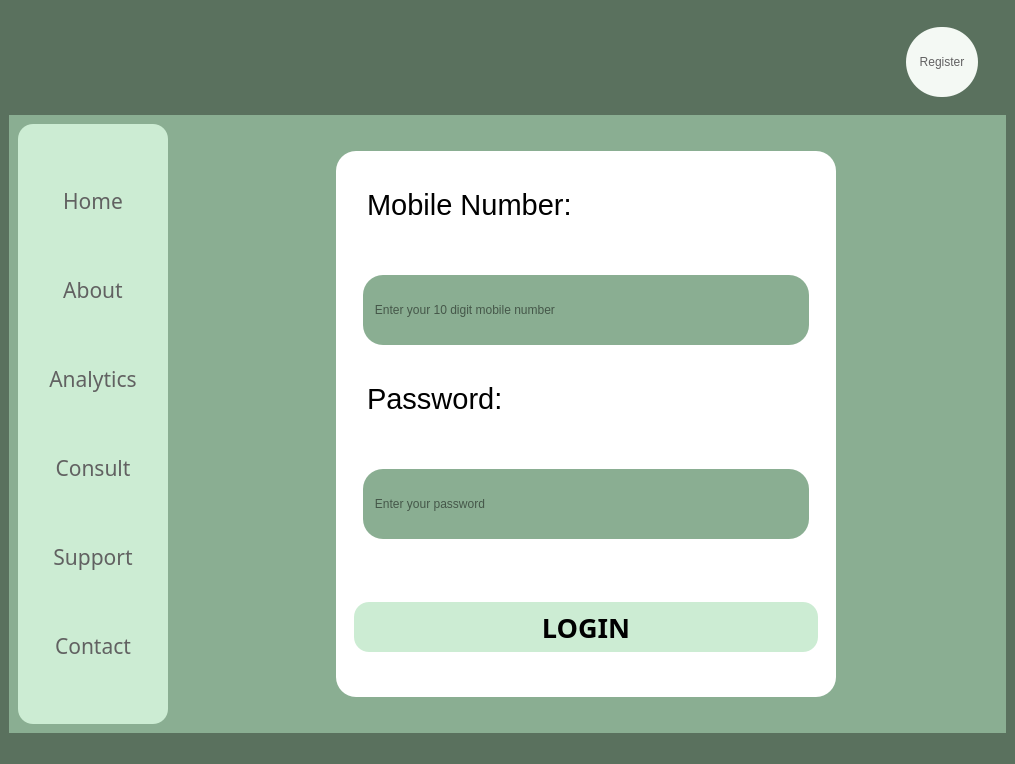
Before: the Qt Designer form Login_window.ui in srishtiigautam/restorehealth, drawn with Qt 5.
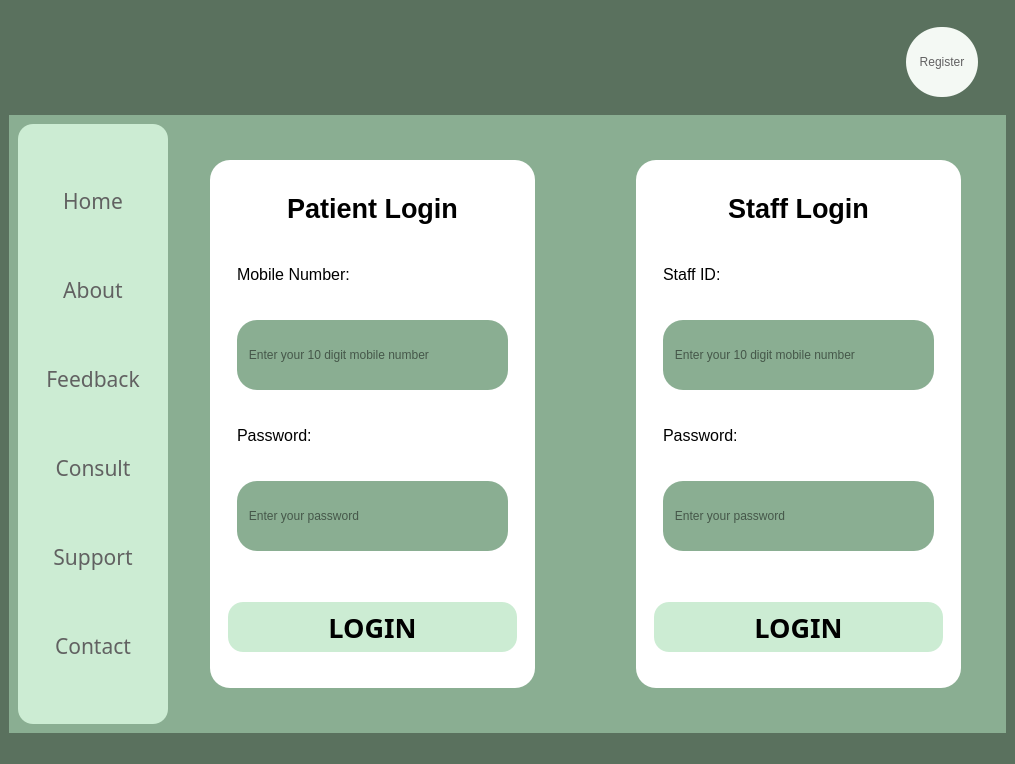
After: the same form once the commit is applied. Icons and pictures are not drawn.

Commit message: "Analytics" changed to "Feedback"

The edit to the form file:
```diff
--- a/Login_window.ui
+++ b/Login_window.ui
@@ -322,7 +322,7 @@
 </string>
             </property>
             <property name="text">
-             <string>Analytics</string>
+             <string>Feedback</string>
             </property>
            </widget>
           </item>
@@ -485,11 +485,14 @@
                 <enum>QFrame::Raised</enum>
                </property>
                <layout class="QHBoxLayout" name="horizontalLayout_5">
+                <property name="spacing">
+                 <number>40</number>
+                </property>
                 <item>
                  <widget class="QFrame" name="frame_13">
                   <property name="maximumSize">
                    <size>
-                    <width>200</width>
+                    <width>16777215</width>
                     <height>16777215</height>
                    </size>
                   </property>
@@ -502,10 +505,9 @@
                   <property name="frameShadow">
                    <enum>QFrame::Raised</enum>
                   </property>
-                 </widget>
-                </item>
+                  <layout class="QHBoxLayout" name="horizontalLayout_9">
                 <item>
-                 <widget class="QFrame" name="frame_14">
+                    <widget class="QFrame" name="frame_21">
                   <property name="minimumSize">
                    <size>
                     <width>100</width>
@@ -528,9 +530,9 @@
                   <property name="frameShadow">
                    <enum>QFrame::Raised</enum>
                   </property>
-                  <layout class="QVBoxLayout" name="verticalLayout_4">
+                     <layout class="QVBoxLayout" name="verticalLayout_16">
                    <item>
-                    <widget class="QFrame" name="frame_15">
+                       <widget class="QFrame" name="frame_22">
                      <property name="minimumSize">
                       <size>
                        <width>0</width>
@@ -552,9 +554,16 @@
                      <property name="midLineWidth">
                       <number>1</number>
                      </property>
-                     <layout class="QVBoxLayout" name="verticalLayout_5">
+                        <layout class="QVBoxLayout" name="verticalLayout_10">
                       <item>
-                       <widget class="QFrame" name="frame_20">
+                          <widget class="QLabel" name="label_2">
+                           <property name="text">
+                            <string>&lt;html&gt;&lt;head/&gt;&lt;body&gt;&lt;p align=&quot;center&quot;&gt;&lt;span style=&quot; font-size:20pt; font-weight:700;&quot;&gt;Patient Login&lt;/span&gt;&lt;/p&gt;&lt;/body&gt;&lt;/html&gt;</string>
+                           </property>
+                          </widget>
+                         </item>
+                         <item>
+                          <widget class="QFrame" name="frame_23">
                         <property name="minimumSize">
                          <size>
                           <width>0</width>
@@ -569,29 +578,339 @@
                         </property>
                         <property name="frameShadow">
                          <enum>QFrame::Raised</enum>
+                           </property>
+                           <layout class="QVBoxLayout" name="verticalLayout_12">
+                            <item>
+                             <widget class="QLabel" name="label">
+                              <property name="text">
+                               <string>&lt;html&gt;&lt;head/&gt;&lt;body&gt;&lt;p&gt;&lt;span style=&quot; font-size:12pt;&quot;&gt;Mobile Number:&lt;/span&gt;&lt;/p&gt;&lt;/body&gt;&lt;/html&gt;</string>
+                              </property>
+                             </widget>
+                            </item>
+                           </layout>
+                          </widget>
+                         </item>
+                         <item>
+                          <widget class="QFrame" name="frame_24">
+                           <property name="maximumSize">
+                            <size>
+                             <width>16777215</width>
+                             <height>100</height>
+                            </size>
+                           </property>
+                           <property name="styleSheet">
+                            <string notr="true">border:None;</string>
+                           </property>
+                           <property name="frameShape">
+                            <enum>QFrame::StyledPanel</enum>
+                           </property>
+                           <property name="frameShadow">
+                            <enum>QFrame::Raised</enum>
+                           </property>
+                           <layout class="QVBoxLayout" name="verticalLayout_13">
+                            <item alignment="Qt::AlignTop">
+                             <widget class="QLineEdit" name="mobile_entry_1">
+                              <property name="minimumSize">
+                               <size>
+                                <width>0</width>
+                                <height>70</height>
+                               </size>
+                              </property>
+                              <property name="maximumSize">
+                               <size>
+                                <width>16777215</width>
+                                <height>40</height>
+                               </size>
+                              </property>
+                              <property name="styleSheet">
+                               <string notr="true">QLineEdit{
+background-color: rgb(138, 174, 146);
+	color: rgb(0, 0, 0);
+}
+
+QLineEdit:focus{
+	background-color:rgb(204, 236, 211);
+	border: 2px solid black;
+	color: rgb(0, 0, 0);
+}</string>
+                              </property>
+                              <property name="cursorPosition">
+                               <number>0</number>
+                              </property>
+                              <property name="placeholderText">
+                               <string>   Enter your 10 digit mobile number</string>
+                              </property>
+                             </widget>
+                            </item>
+                           </layout>
+                          </widget>
+                         </item>
+                         <item>
+                          <widget class="QFrame" name="frame_25">
+                           <property name="minimumSize">
+                            <size>
+                             <width>0</width>
+                             <height>0</height>
+                            </size>
+                           </property>
+                           <property name="maximumSize">
+                            <size>
+                             <width>16777215</width>
+                             <height>16777215</height>
+                            </size>
+                           </property>
+                           <property name="styleSheet">
+                            <string notr="true">border:None;</string>
+                           </property>
+                           <property name="frameShape">
+                            <enum>QFrame::StyledPanel</enum>
+                           </property>
+                           <property name="frameShadow">
+                            <enum>QFrame::Raised</enum>
+                           </property>
+                           <layout class="QVBoxLayout" name="verticalLayout_8">
+                            <item>
+                             <widget class="QLabel" name="label_3">
+                              <property name="text">
+                               <string>&lt;html&gt;&lt;head/&gt;&lt;body&gt;&lt;p&gt;&lt;span style=&quot; font-size:12pt;&quot;&gt;Password:&lt;/span&gt;&lt;/p&gt;&lt;/body&gt;&lt;/html&gt;</string>
+                              </property>
+                             </widget>
+                            </item>
+                           </layout>
+                          </widget>
+                         </item>
+                         <item>
+                          <widget class="QFrame" name="frame_26">
+                           <property name="maximumSize">
+                            <size>
+                             <width>16777215</width>
+                             <height>100</height>
+                            </size>
+                           </property>
+                           <property name="styleSheet">
+                            <string notr="true">border:None;</string>
+                           </property>
+                           <property name="frameShape">
+                            <enum>QFrame::StyledPanel</enum>
+                           </property>
+                           <property name="frameShadow">
+                            <enum>QFrame::Raised</enum>
+                           </property>
+                           <layout class="QVBoxLayout" name="verticalLayout_14">
+                            <item alignment="Qt::AlignTop">
+                             <widget class="QLineEdit" name="password_entry_1">
+                              <property name="minimumSize">
+                               <size>
+                                <width>0</width>
+                                <height>70</height>
+                               </size>
+                              </property>
+                              <property name="maximumSize">
+                               <size>
+                                <width>16777215</width>
+                                <height>40</height>
+                               </size>
+                              </property>
+                              <property name="styleSheet">
+                               <string notr="true">QLineEdit{
+background-color: rgb(138, 174, 146);
+color:rgb(0, 0, 0);
+}
+
+QLineEdit:focus{
+	background-color:rgb(204, 236, 211);
+	border: 2px solid black;
+	color: rgb(0, 0, 0);
+}</string>
+                              </property>
+                              <property name="echoMode">
+                               <enum>QLineEdit::Password</enum>
+                              </property>
+                              <property name="placeholderText">
+                               <string>   Enter your password</string>
+                              </property>
+                             </widget>
+                            </item>
+                           </layout>
+                          </widget>
+                         </item>
+                        </layout>
+                       </widget>
+                      </item>
+                      <item>
+                       <widget class="QFrame" name="frame_27">
+                        <property name="minimumSize">
+                         <size>
+                          <width>0</width>
+                          <height>100</height>
+                         </size>
+                        </property>
+                        <property name="styleSheet">
+                         <string notr="true"/>
+                        </property>
+                        <property name="frameShape">
+                         <enum>QFrame::StyledPanel</enum>
+                        </property>
+                        <property name="frameShadow">
+                         <enum>QFrame::Raised</enum>
+                        </property>
+                        <layout class="QVBoxLayout" name="verticalLayout_15">
+                         <item>
+                          <widget class="QPushButton" name="Login_submit_button_1">
+                           <property name="minimumSize">
+                            <size>
+                             <width>0</width>
+                             <height>50</height>
+                            </size>
+                           </property>
+                           <property name="font">
+                            <font>
+                             <family>Bahnschrift Condensed</family>
+                             <pointsize>20</pointsize>
+                             <bold>true</bold>
+                            </font>
+                           </property>
+                           <property name="cursor">
+                            <cursorShape>PointingHandCursor</cursorShape>
+                           </property>
+                           <property name="styleSheet">
+                            <string notr="true">QPushButton{
+background-color: rgb(204, 236, 211);
+border-radius:15px;
+}
+
+QPushButton:hover {
+background-color: rgb(138, 174, 146);
+color: rgb(255, 255, 255);
+}
+
+QPushButton:pressed{
+background-color: rgb(255, 255, 255);
+color: rgb(97, 97, 97);
+}</string>
+                           </property>
+                           <property name="text">
+                            <string>LOGIN</string>
+                           </property>
+                          </widget>
+                         </item>
+                        </layout>
+                       </widget>
+                      </item>
+                     </layout>
+                    </widget>
+                   </item>
+                  </layout>
+                 </widget>
+                </item>
+                <item>
+                 <widget class="Line" name="line">
+                  <property name="font">
+                   <font>
+                    <bold>true</bold>
+                   </font>
+                  </property>
+                  <property name="orientation">
+                   <enum>Qt::Vertical</enum>
+                  </property>
+                 </widget>
+                </item>
+                <item>
+                 <widget class="QFrame" name="frame_12">
+                  <property name="maximumSize">
+                   <size>
+                    <width>16777215</width>
+                    <height>16777215</height>
+                   </size>
+                  </property>
+                  <property name="styleSheet">
+                   <string notr="true"/>
+                  </property>
+                  <property name="frameShape">
+                   <enum>QFrame::StyledPanel</enum>
+                  </property>
+                  <property name="frameShadow">
+                   <enum>QFrame::Raised</enum>
+                  </property>
+                  <layout class="QHBoxLayout" name="horizontalLayout_6">
+                   <item>
+                    <widget class="QFrame" name="frame_28">
+                     <property name="minimumSize">
+                      <size>
+                       <width>100</width>
+                       <height>0</height>
+                      </size>
+                     </property>
+                     <property name="maximumSize">
+                      <size>
+                       <width>500</width>
+                       <height>16777215</height>
+                      </size>
+                     </property>
+                     <property name="styleSheet">
+                      <string notr="true">background-color: rgb(255, 255, 255);
+border-radius:20px;</string>
+                     </property>
+                     <property name="frameShape">
+                      <enum>QFrame::StyledPanel</enum>
+                     </property>
+                     <property name="frameShadow">
+                      <enum>QFrame::Raised</enum>
+                     </property>
+                     <layout class="QVBoxLayout" name="verticalLayout_17">
+                      <item>
+                       <widget class="QFrame" name="frame_29">
+                        <property name="minimumSize">
+                         <size>
+                          <width>0</width>
+                          <height>400</height>
+                         </size>
+                        </property>
+                        <property name="styleSheet">
+                         <string notr="true"/>
+                        </property>
+                        <property name="frameShape">
+                         <enum>QFrame::Box</enum>
+                        </property>
+                        <property name="frameShadow">
+                         <enum>QFrame::Sunken</enum>
+                        </property>
+                        <property name="lineWidth">
+                         <number>11</number>
+                        </property>
+                        <property name="midLineWidth">
+                         <number>1</number>
                         </property>
                         <layout class="QVBoxLayout" name="verticalLayout_11">
-                         <item alignment="Qt::AlignVCenter">
-                          <widget class="QTextBrowser" name="textBrowser">
+                         <item>
+                          <widget class="QLabel" name="label_4">
+                           <property name="text">
+                            <string>&lt;html&gt;&lt;head/&gt;&lt;body&gt;&lt;p align=&quot;center&quot;&gt;&lt;span style=&quot; font-size:20pt; font-weight:700;&quot;&gt;Staff Login&lt;/span&gt;&lt;/p&gt;&lt;/body&gt;&lt;/html&gt;</string>
+                           </property>
+                          </widget>
+                         </item>
+                         <item>
+                          <widget class="QFrame" name="frame_30">
                            <property name="minimumSize">
                             <size>
                              <width>0</width>
                              <height>50</height>
                             </size>
                            </property>
-                           <property name="maximumSize">
-                            <size>
-                             <width>16777215</width>
-                             <height>60</height>
-                            </size>
+                           <property name="styleSheet">
+                            <string notr="true">border:None;</string>
                            </property>
-                           <property name="html">
-                            <string>&lt;!DOCTYPE HTML PUBLIC &quot;-//W3C//DTD HTML 4.0//EN&quot; &quot;http://www.w3.org/TR/REC-html40/strict.dtd&quot;&gt;
-&lt;html&gt;&lt;head&gt;&lt;meta name=&quot;qrichtext&quot; content=&quot;1&quot; /&gt;&lt;meta charset=&quot;utf-8&quot; /&gt;&lt;style type=&quot;text/css&quot;&gt;
-p, li { white-space: pre-wrap; }
-hr { height: 1px; border-width: 0; }
-&lt;/style&gt;&lt;/head&gt;&lt;body style=&quot; font-family:'Segoe UI'; font-size:9pt; font-weight:400; font-style:normal;&quot;&gt;
-&lt;p style=&quot; margin-top:0px; margin-bottom:0px; margin-left:0px; margin-right:0px; -qt-block-indent:0; text-indent:0px;&quot;&gt;&lt;span style=&quot; font-size:22pt;&quot;&gt;Mobile Number:&lt;/span&gt;&lt;/p&gt;&lt;/body&gt;&lt;/html&gt;</string>
+                           <property name="frameShape">
+                            <enum>QFrame::StyledPanel</enum>
+                           </property>
+                           <property name="frameShadow">
+                            <enum>QFrame::Raised</enum>
+                           </property>
+                           <layout class="QVBoxLayout" name="verticalLayout_18">
+                            <item>
+                             <widget class="QLabel" name="label_5">
+                              <property name="text">
+                               <string>&lt;html&gt;&lt;head/&gt;&lt;body&gt;&lt;p&gt;&lt;span style=&quot; font-size:12pt;&quot;&gt;Staff ID:&lt;/span&gt;&lt;/p&gt;&lt;/body&gt;&lt;/html&gt;</string>
                            </property>
                           </widget>
                          </item>
@@ -599,7 +918,7 @@
                        </widget>
                       </item>
                       <item>
-                       <widget class="QFrame" name="frame_17">
+                          <widget class="QFrame" name="frame_31">
                         <property name="maximumSize">
                          <size>
                           <width>16777215</width>
@@ -615,9 +934,9 @@
                         <property name="frameShadow">
                          <enum>QFrame::Raised</enum>
                         </property>
-                        <layout class="QVBoxLayout" name="verticalLayout_6">
+                           <layout class="QVBoxLayout" name="verticalLayout_19">
                          <item alignment="Qt::AlignTop">
-                          <widget class="QLineEdit" name="mobile_entry">
+                             <widget class="QLineEdit" name="staff_id_entry">
                            <property name="minimumSize">
                             <size>
                              <width>0</width>
@@ -654,7 +973,7 @@
                        </widget>
                       </item>
                       <item>
-                       <widget class="QFrame" name="frame_19">
+                          <widget class="QFrame" name="frame_32">
                         <property name="minimumSize">
                          <size>
                           <width>0</width>
@@ -669,109 +988,6 @@
                         </property>
                         <property name="styleSheet">
                          <string notr="true">border:None;</string>
-                        </property>
-                        <property name="frameShape">
-                         <enum>QFrame::StyledPanel</enum>
-                        </property>
-                        <property name="frameShadow">
-                         <enum>QFrame::Raised</enum>
-                        </property>
-                        <layout class="QHBoxLayout" name="horizontalLayout_7">
-                         <item alignment="Qt::AlignVCenter">
-                          <widget class="QTextBrowser" name="textBrowser_2">
-                           <property name="minimumSize">
-                            <size>
-                             <width>0</width>
-                             <height>50</height>
-                            </size>
-                           </property>
-                           <property name="maximumSize">
-                            <size>
-                             <width>16777215</width>
-                             <height>60</height>
-                            </size>
-                           </property>
-                           <property name="html">
-                            <string>&lt;!DOCTYPE HTML PUBLIC &quot;-//W3C//DTD HTML 4.0//EN&quot; &quot;http://www.w3.org/TR/REC-html40/strict.dtd&quot;&gt;
-&lt;html&gt;&lt;head&gt;&lt;meta name=&quot;qrichtext&quot; content=&quot;1&quot; /&gt;&lt;meta charset=&quot;utf-8&quot; /&gt;&lt;style type=&quot;text/css&quot;&gt;
-p, li { white-space: pre-wrap; }
-hr { height: 1px; border-width: 0; }
-&lt;/style&gt;&lt;/head&gt;&lt;body style=&quot; font-family:'Segoe UI'; font-size:9pt; font-weight:400; font-style:normal;&quot;&gt;
-&lt;p style=&quot; margin-top:0px; margin-bottom:0px; margin-left:0px; margin-right:0px; -qt-block-indent:0; text-indent:0px;&quot;&gt;&lt;span style=&quot; font-size:22pt;&quot;&gt;Password:&lt;/span&gt;&lt;/p&gt;&lt;/body&gt;&lt;/html&gt;</string>
-                           </property>
-                          </widget>
-                         </item>
-                        </layout>
-                       </widget>
-                      </item>
-                      <item>
-                       <widget class="QFrame" name="frame_18">
-                        <property name="maximumSize">
-                         <size>
-                          <width>16777215</width>
-                          <height>100</height>
-                         </size>
-                        </property>
-                        <property name="styleSheet">
-                         <string notr="true">border:None;</string>
-                        </property>
-                        <property name="frameShape">
-                         <enum>QFrame::StyledPanel</enum>
-                        </property>
-                        <property name="frameShadow">
-                         <enum>QFrame::Raised</enum>
-                        </property>
-                        <layout class="QVBoxLayout" name="verticalLayout_7">
-                         <item alignment="Qt::AlignTop">
-                          <widget class="QLineEdit" name="password_entry">
-                           <property name="minimumSize">
-                            <size>
-                             <width>0</width>
-                             <height>70</height>
-                            </size>
-                           </property>
-                           <property name="maximumSize">
-                            <size>
-                             <width>16777215</width>
-                             <height>40</height>
-                            </size>
-                           </property>
-                           <property name="styleSheet">
-                            <string notr="true">QLineEdit{
-background-color: rgb(138, 174, 146);
-color:rgb(0, 0, 0);
-}
-
-QLineEdit:focus{
-	background-color:rgb(204, 236, 211);
-	border: 2px solid black;
-	color: rgb(0, 0, 0);
-}</string>
-                           </property>
-                           <property name="echoMode">
-                            <enum>QLineEdit::Password</enum>
-                           </property>
-                           <property name="placeholderText">
-                            <string>   Enter your password</string>
-                           </property>
-                          </widget>
-                         </item>
-                        </layout>
-                       </widget>
-                      </item>
-                     </layout>
-                    </widget>
-                   </item>
-                   <item>
-                    <widget class="QFrame" name="frame_16">
-                     <property name="minimumSize">
-                      <size>
-                       <width>0</width>
-                       <height>100</height>
-                      </size>
-                     </property>
-                     <property name="styleSheet">
-                      <string notr="true"/>
                      </property>
                      <property name="frameShape">
                       <enum>QFrame::StyledPanel</enum>
@@ -781,7 +997,93 @@
                      </property>
                      <layout class="QVBoxLayout" name="verticalLayout_9">
                       <item>
-                       <widget class="QPushButton" name="Login_submit_button">
+                             <widget class="QLabel" name="label_6">
+                              <property name="text">
+                               <string>&lt;html&gt;&lt;head/&gt;&lt;body&gt;&lt;p&gt;&lt;span style=&quot; font-size:12pt;&quot;&gt;Password:&lt;/span&gt;&lt;/p&gt;&lt;/body&gt;&lt;/html&gt;</string>
+                              </property>
+                             </widget>
+                            </item>
+                           </layout>
+                          </widget>
+                         </item>
+                         <item>
+                          <widget class="QFrame" name="frame_33">
+                           <property name="maximumSize">
+                            <size>
+                             <width>16777215</width>
+                             <height>100</height>
+                            </size>
+                           </property>
+                           <property name="styleSheet">
+                            <string notr="true">border:None;</string>
+                           </property>
+                           <property name="frameShape">
+                            <enum>QFrame::StyledPanel</enum>
+                           </property>
+                           <property name="frameShadow">
+                            <enum>QFrame::Raised</enum>
+                           </property>
+                           <layout class="QVBoxLayout" name="verticalLayout_20">
+                            <item alignment="Qt::AlignTop">
+                             <widget class="QLineEdit" name="password_entry_2">
+                              <property name="minimumSize">
+                               <size>
+                                <width>0</width>
+                                <height>70</height>
+                               </size>
+                              </property>
+                              <property name="maximumSize">
+                               <size>
+                                <width>16777215</width>
+                                <height>40</height>
+                               </size>
+                              </property>
+                              <property name="styleSheet">
+                               <string notr="true">QLineEdit{
+background-color: rgb(138, 174, 146);
+color:rgb(0, 0, 0);
+}
+
+QLineEdit:focus{
+	background-color:rgb(204, 236, 211);
+	border: 2px solid black;
+	color: rgb(0, 0, 0);
+}</string>
+                              </property>
+                              <property name="echoMode">
+                               <enum>QLineEdit::Password</enum>
+                              </property>
+                              <property name="placeholderText">
+                               <string>   Enter your password</string>
+                              </property>
+                             </widget>
+                            </item>
+                           </layout>
+                          </widget>
+                         </item>
+                        </layout>
+                       </widget>
+                      </item>
+                      <item>
+                       <widget class="QFrame" name="frame_34">
+                        <property name="minimumSize">
+                         <size>
+                          <width>0</width>
+                          <height>100</height>
+                         </size>
+                        </property>
+                        <property name="styleSheet">
+                         <string notr="true"/>
+                        </property>
+                        <property name="frameShape">
+                         <enum>QFrame::StyledPanel</enum>
+                        </property>
+                        <property name="frameShadow">
+                         <enum>QFrame::Raised</enum>
+                        </property>
+                        <layout class="QVBoxLayout" name="verticalLayout_21">
+                         <item>
+                          <widget class="QPushButton" name="Login_submit_button_2">
                         <property name="minimumSize">
                          <size>
                           <width>0</width>
@@ -825,23 +1127,7 @@
                   </layout>
                  </widget>
                 </item>
-                <item>
-                 <widget class="QFrame" name="frame_12">
-                  <property name="maximumSize">
-                   <size>
-                    <width>200</width>
-                    <height>16777215</height>
-                   </size>
-                  </property>
-                  <property name="styleSheet">
-                   <string notr="true"/>
-                  </property>
-                  <property name="frameShape">
-                   <enum>QFrame::StyledPanel</enum>
-                  </property>
-                  <property name="frameShadow">
-                   <enum>QFrame::Raised</enum>
-                  </property>
+                  </layout>
                  </widget>
                 </item>
                </layout>
```
Lines whose indentation alone changed are shown as unchanged. The commit also changes 19 other files.
